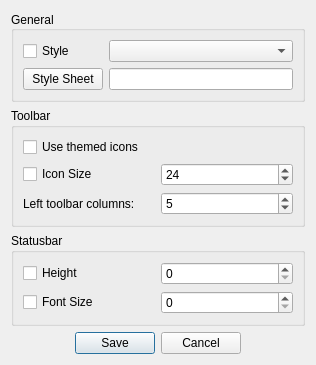
Above: librecad/src/ui/dialogs/settings/options_widget/lc_widgetoptionsdialog.ui from LibreCAD/LibreCAD before the change. Below: the same form after it.
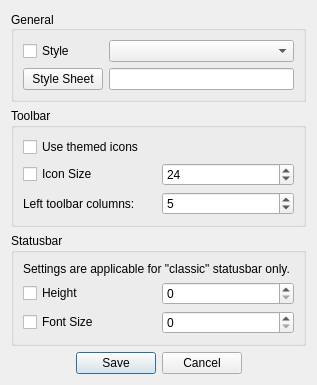
That is the form after the change.

Commit message: Status bar, grids, options, version check, fixes (#1901)

The edit to the form file:
```diff
--- a/librecad/src/ui/dialogs/settings/options_widget/lc_widgetoptionsdialog.ui
+++ b/librecad/src/ui/dialogs/settings/options_widget/lc_widgetoptionsdialog.ui
@@ -7,7 +7,7 @@
     <x>0</x>
     <y>0</y>
     <width>316</width>
-    <height>345</height>
+    <height>346</height>
    </rect>
   </property>
   <property name="sizePolicy">
@@ -56,26 +56,36 @@
          <string>Statusbar</string>
         </property>
         <layout class="QGridLayout" name="gridLayout_5">
-         <item row="0" column="0">
-          <widget class="QCheckBox" name="statusbar_height_checkbox">
-           <property name="text">
-            <string>Height</string>
-           </property>
-          </widget>
-         </item>
-         <item row="0" column="1">
+         <item row="1" column="1">
           <widget class="QSpinBox" name="statusbar_height_spinbox"/>
          </item>
          <item row="1" column="0">
+          <widget class="QCheckBox" name="statusbar_height_checkbox">
+           <property name="text">
+            <string>Height</string>
+           </property>
+          </widget>
+         </item>
+         <item row="2" column="0">
           <widget class="QCheckBox" name="statusbar_fontsize_checkbox">
            <property name="text">
             <string>Font Size</string>
            </property>
           </widget>
          </item>
-         <item row="1" column="1">
+         <item row="2" column="1">
           <widget class="QSpinBox" name="statusbar_fontsize_spinbox"/>
          </item>
+         <item row="0" column="0" colspan="2">
+          <widget class="QLabel" name="label_2">
+           <property name="toolTip">
+            <string>lClassicStatusBarOnly</string>
+           </property>
+           <property name="text">
+            <string>Settings are applicable for &quot;classic&quot; statusbar only. </string>
+           </property>
+          </widget>
+         </item>
         </layout>
        </widget>
       </item>
```
The commit also changes 196 other files.
